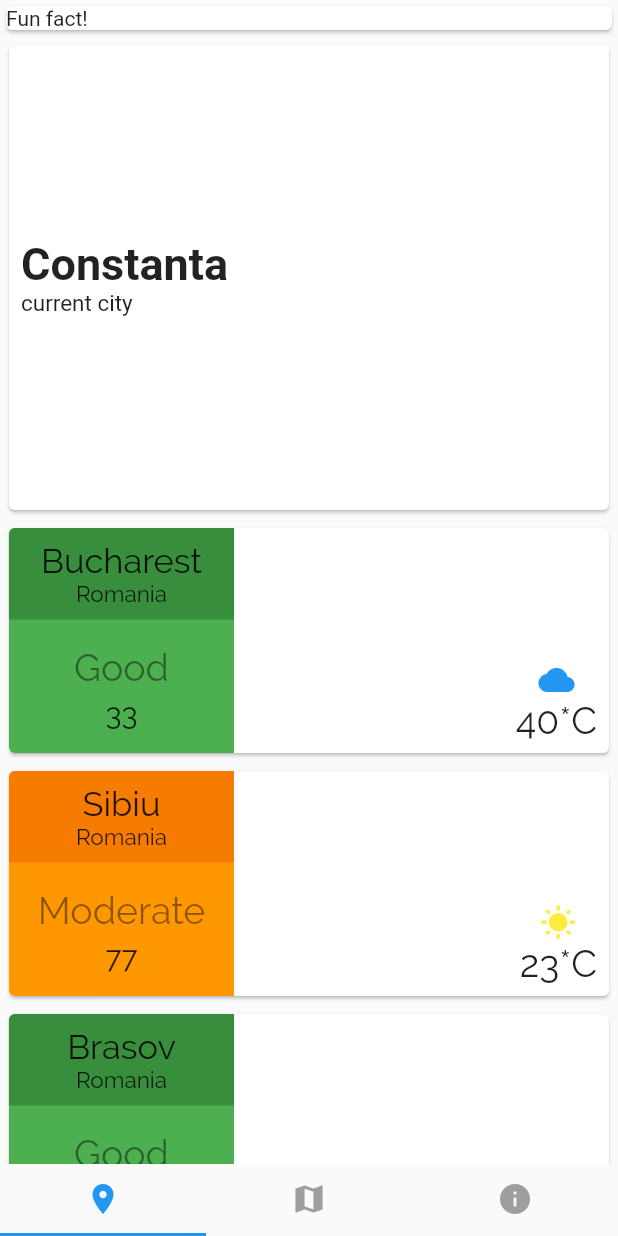
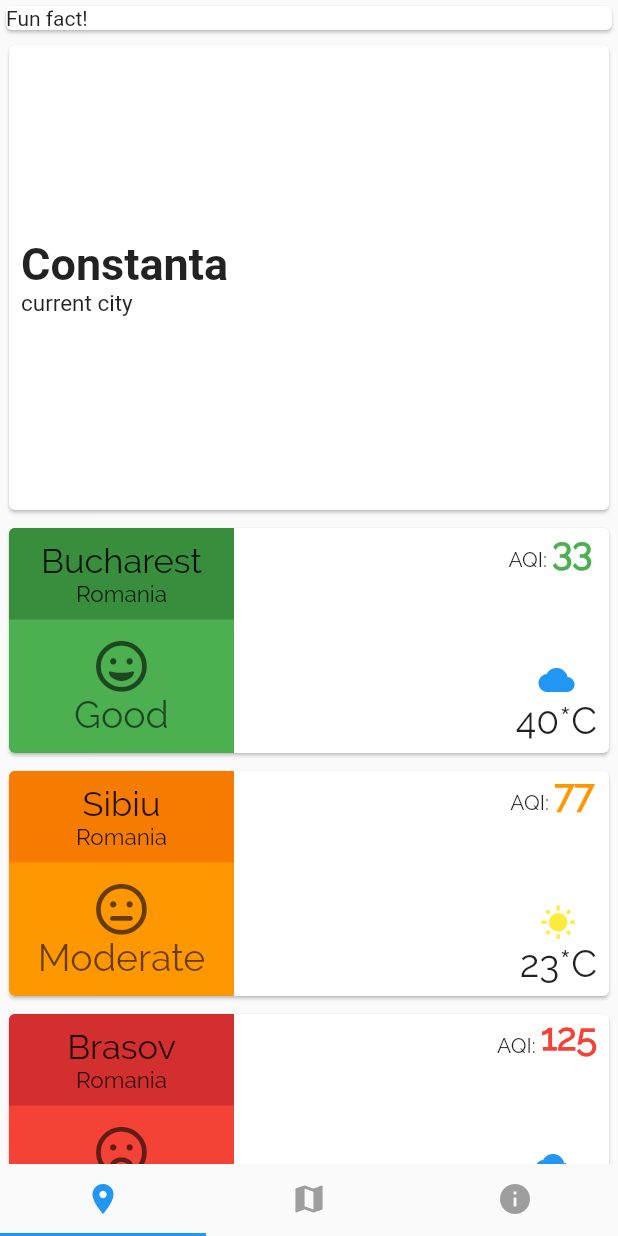
Before and after one commit to alexpavelm/SpaceAppsProject, a Flutter app: the screen it shows after launch, on a phone screen of 412 x 824 dp. Run offline on Flutter 3.47's test engine with Material 2 defaults, Android fonts, the phone set to English and light mode, and no system bars; drawn by our look-alikes of auto_size_text; our stand-ins replace font_awesome_flutter.

Commit message:
Merge branch 'master' of https://github.com/alexpavelm/SpaceAppsProject
# Conflicts:
#	lib/main.dart

```diff
--- a/lib/SmallCard.dart
+++ b/lib/SmallCard.dart
@@ -1,6 +1,7 @@
 import 'package:auto_size_text/auto_size_text.dart';
 import 'package:flutter/cupertino.dart';
 import 'package:flutter/material.dart';
+import 'package:font_awesome_flutter/font_awesome_flutter.dart';
 
 class SmallCard extends StatefulWidget {
   @override
@@ -15,7 +16,8 @@ class _SmallCardState extends State<SmallCard> {
         children: <Widget>[
           card("Bucharest", "Romania", 33, 40, "cloudy"),
           card("Sibiu", "Romania", 77, 23, "sunny"),
-          card("Brasov", "Romania", 20, 23, "rainy"),
+          card("Brasov", "Romania", 125, 15, "cloudy"),
+          card("Timisoara", "Romania", 177, 32, "sunny"),
         ],
       ),
     );
@@ -63,23 +65,17 @@ class _SmallCardState extends State<SmallCard> {
                     Column(
                           mainAxisAlignment: MainAxisAlignment.center,
                           children: <Widget>[
+                            Icon(getQualityIcon(quality), size: 35, color: Colors.black.withOpacity(0.6),),
                             Padding(
-                              padding: const EdgeInsets.only(bottom: 5),
+                              padding: const EdgeInsets.only(bottom: 12),
                               child: AutoSizeText(
                                 getQualityText(quality),
                                 maxLines: 1,
                                 style: TextStyle(
                                     fontSize: 25,
                                     fontFamily: 'Raleway',
-                                    color: Colors.black45),
+                                    color: Colors.black.withOpacity(0.6)),
                               ),
-                            ),
-                            Padding(
-                              padding: const EdgeInsets.only(bottom: 15),
-                              child: Text(
-                                  quality.toString(),
-                                  style: TextStyle(fontSize: 20, fontFamily: 'Raleway'),
-                                ),
                             ),
                           ],
                         ),
@@ -88,9 +84,25 @@ class _SmallCardState extends State<SmallCard> {
               ),
               SizedBox.shrink(),
               Column(
-                mainAxisAlignment: MainAxisAlignment.end,
+                mainAxisAlignment: MainAxisAlignment.spaceBetween,
                 children: <Widget>[
-
+                  Padding(
+                    padding: const EdgeInsets.only(bottom: 15),
+                    child: Row(
+                      crossAxisAlignment: CrossAxisAlignment.end,
+                      children: <Widget>[
+                        Text("AQI: ", style: TextStyle(fontFamily: 'Raleway'),),
+                        Padding(
+                          padding: const EdgeInsets.only(right: 8),
+                          child: Text(
+                            quality.toString(),
+                            style: TextStyle(fontSize: 25, fontFamily: 'Raleway',
+                              color: getCardColor(quality), fontWeight: FontWeight.bold),
+                          ),
+                        ),
+                      ],
+                    ),
+                  ),
                   Padding(
                     padding: const EdgeInsets.all(8.0),
                     child: Column(
@@ -154,6 +166,19 @@ class _SmallCardState extends State<SmallCard> {
     return "RUN AWAY";
   }
 
+  IconData getQualityIcon(int quality) {
+    if (quality < 50) {
+      return FontAwesomeIcons.grin;
+    } else if (quality < 100) {
+      return FontAwesomeIcons.meh;
+    } else if (quality < 150) {
+      return FontAwesomeIcons.frown;
+    } else if (quality < 200) {
+      return FontAwesomeIcons.dizzy;
+    }
+    return FontAwesomeIcons.dizzy;
+  }
+
   Color getCardColor(int quality) {
     if (quality < 50) {
       return Colors.green.shade500;
--- a/pubspec.yaml
+++ b/pubspec.yaml
@@ -20,6 +20,7 @@ dependencies:
   flutter:
     sdk: flutter
   auto_size_text: ^2.1.0
+  font_awesome_flutter: ^8.5.0
 
   # The following adds the Cupertino Icons font to your application.
   # Use with the CupertinoIcons class for iOS style icons.
```
Also changed, not shown: pubspec.lock.
